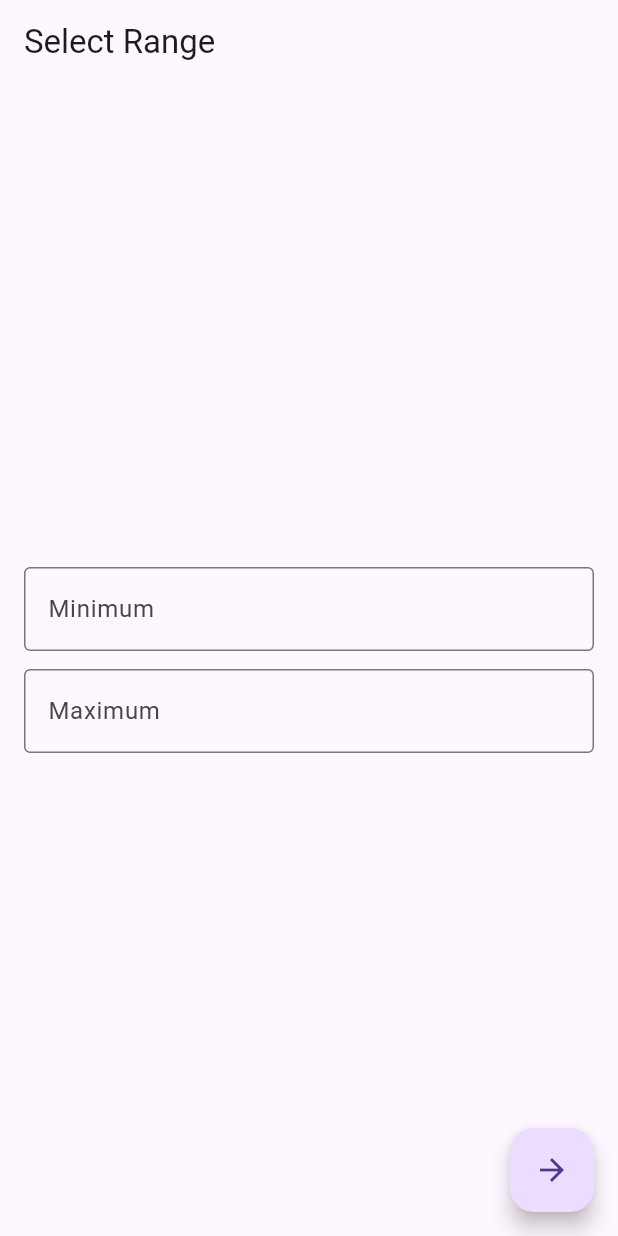
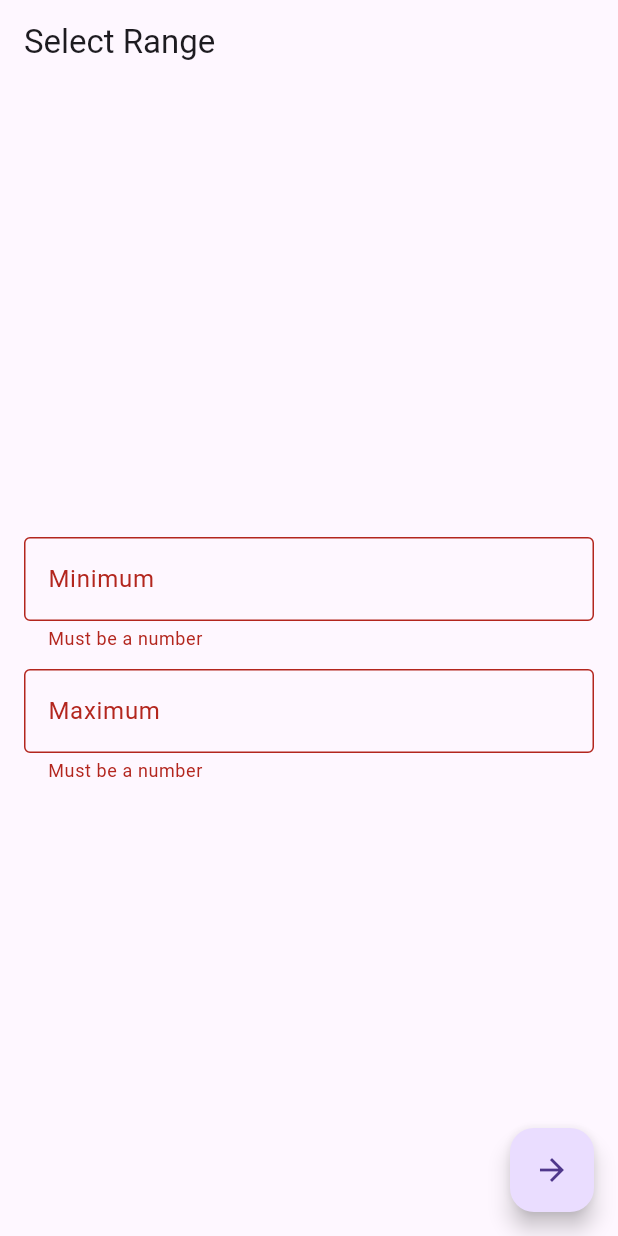
Before and after one commit to yasield74/flutter-course, a Flutter app: the screen it shows after launch, after a tap on the "arrow forward" icon, on a phone screen of 412 x 824 dp. Run offline on Flutter 3.47's test engine with Material 3 defaults, Android fonts, the phone set to English and light mode, and no system bars; our stand-ins replace animate_do, dio, freezed_annotation, video_player.

```diff
--- /dev/null
+++ b/flutter_foundations_rezo/lib/range_selected_form.dart
@@ -0,0 +1,72 @@
+import 'package:flutter/material.dart';
+
+typedef IntValueSetter = void Function(int value);
+
+class RangeSelectorForm extends StatelessWidget {
+  const RangeSelectorForm(
+      {Key? key,
+      required this.formKey,
+      required this.minValueSetter,
+      required this.maxValueSetter})
+      : super(key: key);
+
+  final GlobalKey<FormState> formKey;
+  final IntValueSetter minValueSetter;
+  final IntValueSetter maxValueSetter;
+
+  @override
+  Widget build(BuildContext context) {
+    return Form(
+        key: formKey,
+        child: Padding(
+          padding: const EdgeInsets.all(16.0),
+          child: Column(
+            mainAxisAlignment: MainAxisAlignment.center,
+            children: [
+              RangeSelectorTextFormField(
+                intValueSetter: minValueSetter,
+                labelText: 'Minimum',
+              ),
+              const SizedBox(
+                height: 12,
+              ),
+              RangeSelectorTextFormField(
+                labelText: 'Maximum',
+                intValueSetter: maxValueSetter,
+              ),
+            ],
+          ),
+        ));
+  }
+}
+
+class RangeSelectorTextFormField extends StatelessWidget {
+  const RangeSelectorTextFormField({
+    super.key,
+    required this.labelText,
+    required this.intValueSetter,
+  });
+
+  final String labelText;
+  final IntValueSetter intValueSetter;
+
+  @override
+  Widget build(BuildContext context) {
+    return TextFormField(
+      keyboardType:
+          const TextInputType.numberWithOptions(decimal: false, signed: true),
+      decoration: InputDecoration(
+          border: const OutlineInputBorder(), labelText: labelText),
+      onSaved: (newValue) {
+        intValueSetter(int.parse(newValue ?? ''));
+      },
+      validator: (value) {
+        if (value == null || int.tryParse(value) == null) {
+          return 'Must be a number';
+        } else {
+          return null;
+        }
+      },
+    );
+  }
+}
--- a/flutter_foundations_rezo/lib/range_selector_page.dart
+++ b/flutter_foundations_rezo/lib/range_selector_page.dart
@@ -1,4 +1,6 @@
 import 'package:flutter/material.dart';
+import 'package:flutter_foundations_rezo/randomizer_page.dart';
+import 'package:flutter_foundations_rezo/range_selected_form.dart';
 
 class RangeSelectorPage extends StatefulWidget {
   const RangeSelectorPage({super.key});
@@ -10,6 +12,7 @@ class RangeSelectorPage extends StatefulWidget {
 class _RangeSelectorPageState extends State<RangeSelectorPage> {
   int _min = 0;
   int _max = 0;
+  final formKey = GlobalKey<FormState>();
 
   @override
   Widget build(BuildContext context) {
@@ -17,68 +20,22 @@ class _RangeSelectorPageState extends State<RangeSelectorPage> {
       appBar: AppBar(
         title: const Text('Select Range'),
       ),
-      body: Form(
-          child: Padding(
-        padding: const EdgeInsets.all(16.0),
-        child: Column(
-          mainAxisAlignment: MainAxisAlignment.center,
-          children: [
-            RangeSelectorTextFormField(
-              intValueSetter: (value) {
-                _min = value;
-              },
-              labelText: 'Minimum',
-            ),
-            const SizedBox(
-              height: 12,
-            ),
-            RangeSelectorTextFormField(
-              labelText: 'Maximum',
-              intValueSetter: (value) {
-                _max = value;
-              },
-            ),
-          ],
-        ),
-      )),
+      body: RangeSelectorForm(
+        minValueSetter: (value) => _min = value,
+        maxValueSetter: (value) => _max = value,
+        formKey: formKey,
+      ),
       floatingActionButton: FloatingActionButton(
         child: const Icon(Icons.arrow_forward),
         onPressed: () {
-          //TODO: Validate the form.
-          //TODO: Navigate to the generator page.
+          if (formKey.currentState?.validate() == true) {
+            formKey.currentState?.save();
+            Navigator.of(context).push(MaterialPageRoute(builder: (context) {
+              return RandomizerPage(min: _min, max: _max);
+            }));
+          }
         },
       ),
     );
   }
 }
-
-class RangeSelectorTextFormField extends StatelessWidget {
-  const RangeSelectorTextFormField({
-    super.key,
-    required this.labelText,
-    required this.intValueSetter,
-  });
-
-  final String labelText;
-  final void Function(int value) intValueSetter;
-
-  @override
-  Widget build(BuildContext context) {
-    return TextFormField(
-      keyboardType:
-          const TextInputType.numberWithOptions(decimal: false, signed: true),
-      decoration: InputDecoration(
-          border: const OutlineInputBorder(), labelText: labelText),
-      onSaved: (newValue) {
-        intValueSetter(int.parse(newValue ?? ''));
-      },
-      validator: (value) {
-        if (value == null || int.tryParse(value) == null) {
-          return 'Must be a number';
-        } else {
-          return null;
-        }
-      },
-    );
-  }
-}
```
Also changed, not shown: flutter_foundations_rezo/lib/randomizer_page.dart (added, +37 -0 lines).
